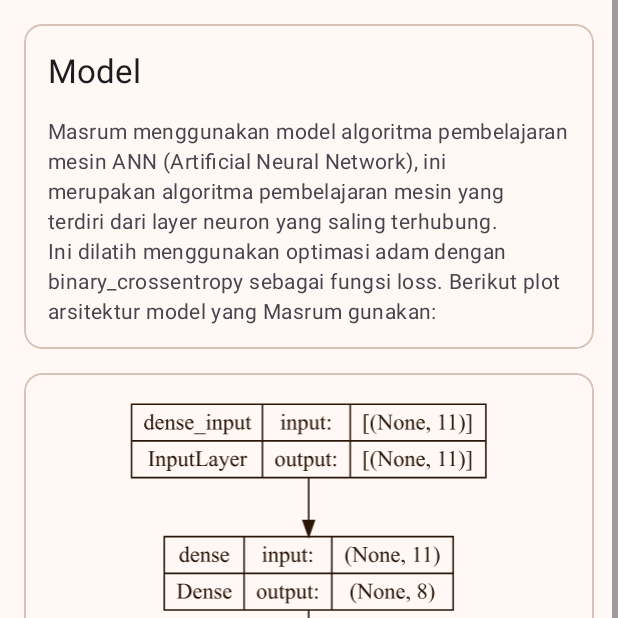
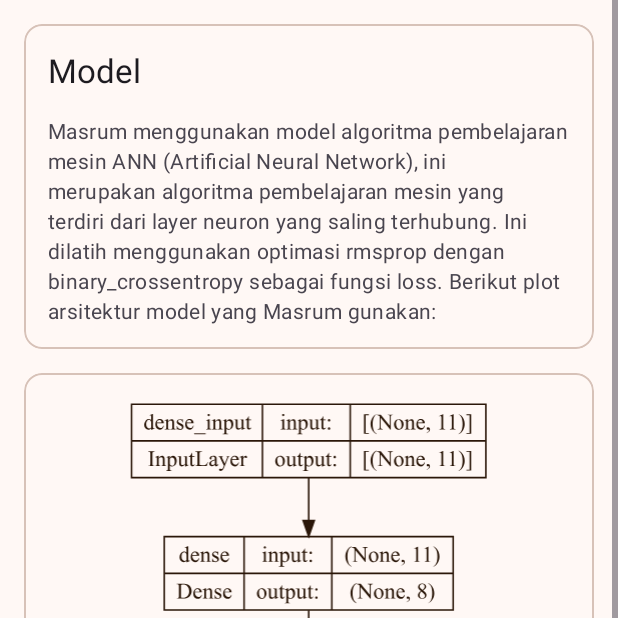
Before and after one commit to sooluh/masrum, an Android app: the ModelFragment screen opened through its navigation route, on a phone screen of 412 x 824 dp, the top half of it. Run offline under Robolectric (Android 15) with nearby library versions, the phone set to English and light mode, and no system bars; our stand-ins replace navigation-ui.

Commit message:
fix: forgot to update strings.xml

```diff
--- a/app/src/main/res/values/strings.xml
+++ b/app/src/main/res/values/strings.xml
@@ -24,8 +24,8 @@
 
     <string name="dataset_description">Dataset yang Masrum gunakan adalah dataset milik @uciml, mushroom-classification berisi 8124 baris data dengan 23 kolom yang memuat informasi terkait ciri-ciri jamur.\n\nData tersebut mencakup informasi seperti bentuk cap, warna cap, populasi, habitat, dan sebagainya. Variable class menunjukkan jamur tersebut bisa dimakan (beracun) atau tidak.</string>
     <string name="feature_description">Masrum menggunakan 11 fitur dari 22 fitur yang ada pada dataset untuk menyederhanakan inputan pengguna. Namun, walaupun membuang sebagian besar fitur, Masrum tetap mempertahankan akurasi prediksi yang dihasilkan.</string>
-    <string name="model_description_1">Masrum menggunakan model algoritma pembelajaran mesin ANN (Artificial Neural Network), ini merupakan algoritma pembelajaran mesin yang terdiri dari layer neuron yang saling terhubung. Ini dilatih menggunakan optimasi adam dengan binary_crossentropy sebagai fungsi loss. Berikut plot arsitektur model yang Masrum gunakan:</string>
-    <string name="model_description_2">Model yang Marum gunakan terdiri dari 4 hidden layer dengan jumlah neuron pada layer pertama adalah 8, pada layer kedua adalah 16, pada layer ketiga adalah 32, dan pada layer ke-empat adalah 16, semuanya menggunakan fungsi aktivasi ReLU. Model yang Masrum gunakan memiliki 1 layer output dengan fungsi aktivasi Sigmoid.\n\nMasrum menggunakan model dengan akurasi sekitar 0.9963 dengan loss 0.0108.</string>
+    <string name="model_description_1">Masrum menggunakan model algoritma pembelajaran mesin ANN (Artificial Neural Network), ini merupakan algoritma pembelajaran mesin yang terdiri dari layer neuron yang saling terhubung. Ini dilatih menggunakan optimasi rmsprop dengan binary_crossentropy sebagai fungsi loss. Berikut plot arsitektur model yang Masrum gunakan:</string>
+    <string name="model_description_2">Model yang Marum gunakan terdiri dari 4 hidden layer dengan jumlah neuron pada layer pertama adalah 8, pada layer kedua adalah 16, pada layer ketiga adalah 32, dan pada layer ke-empat adalah 16, semuanya menggunakan fungsi aktivasi ReLU. Model yang Masrum gunakan memiliki 1 layer output dengan fungsi aktivasi Sigmoid.\n\nMasrum menggunakan model dengan akurasi sekitar 0.9889 dengan loss 0.0289.</string>
 
     <string name="column_class">class</string>
     <string name="column_cap_shape">cap-shape</string>
```
